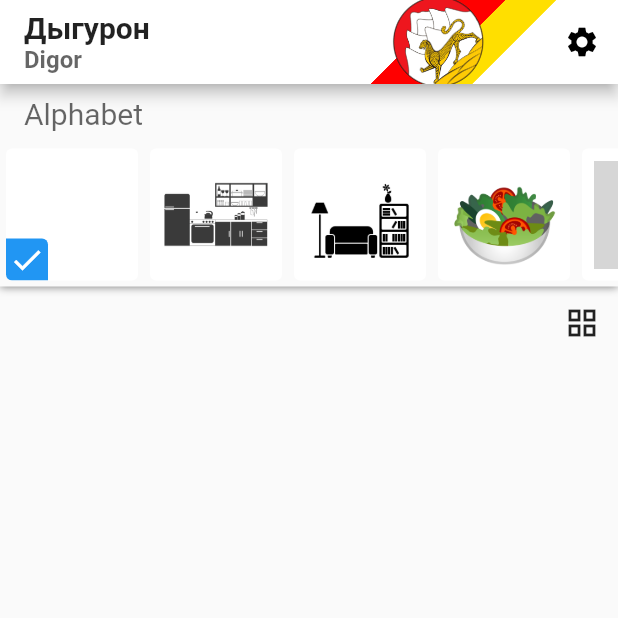
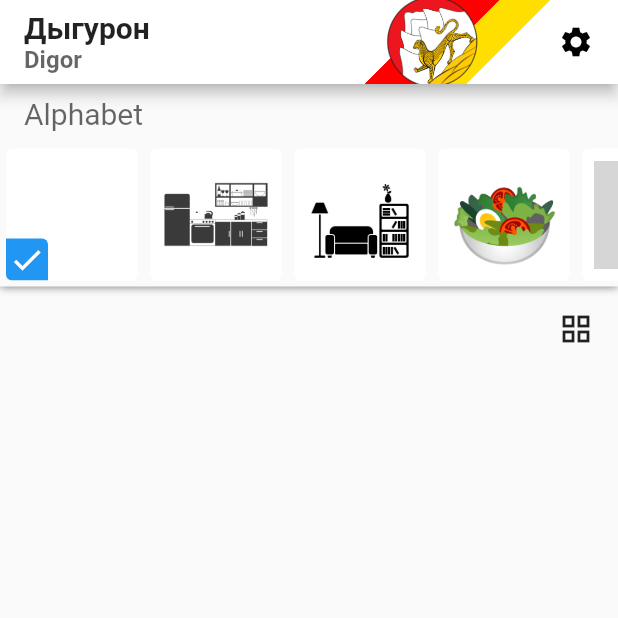
Before and after one commit to raxysstudios/avdan, a Flutter app: the HomeScreen screen opened directly, swiped to page 2, on a phone screen of 412 x 824 dp, the top half of it. Run offline on Flutter 3.47's test engine with Material 2 defaults, Android fonts, the phone set to English and light mode, and no system bars; our stand-ins replace audioplayers, just_audio, shared_preferences; accounts and stored records are empty; grey boxes are pictures that could not be loaded.

Commit message:
Add button paddings

```diff
--- a/lib/screens/home.dart
+++ b/lib/screens/home.dart
@@ -90,6 +90,7 @@ class _HomeScreenState extends State<HomeScreen> {
             icon: Icon(Icons.settings),
             onPressed: openSettings,
           ),
+          SizedBox(width: 4),
         ],
       ),
       body: Column(
--- a/lib/screens/settings.dart
+++ b/lib/screens/settings.dart
@@ -71,6 +71,7 @@ class _SettingsScreenState extends State<SettingsScreen> {
             icon: Icon(Icons.home),
             onPressed: () => Navigator.pop(context),
           ),
+          SizedBox(width: 4),
         ],
       ),
       body: Center(
--- a/lib/widgets/item_view.dart
+++ b/lib/widgets/item_view.dart
@@ -22,7 +22,7 @@ class ItemView extends StatelessWidget {
       onTap: () => playAsset(audio),
       child: Stack(
         children: [
-          ...(textOnly(translations)
+          ...textOnly(translations)
               ? [
                   Center(
                     child: Column(
@@ -72,11 +72,14 @@ class ItemView extends StatelessWidget {
                       ),
                     ),
                   ),
-                ]),
+                ],
           if (actions != null)
             Align(
               alignment: Alignment.topRight,
-              child: actions,
+              child: Padding(
+                padding: const EdgeInsets.all(4),
+                child: actions,
+              ),
             ),
         ],
       ),
```
